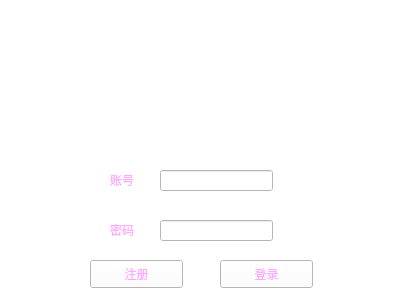
The window that 1232323/widget.ui (sinofp/linpop9102) describes before a commit, drawn with Qt 5.
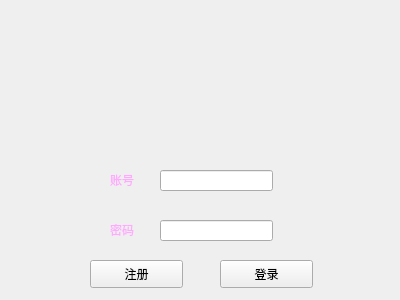
The same window after the commit. Icons and pictures are not drawn.

Patch:
```diff
--- a/1232323/widget.ui
+++ b/1232323/widget.ui
@@ -17,7 +17,7 @@
    <string>qq</string>
   </property>
   <property name="styleSheet">
-   <string notr="true">background-color: rgb(255, 255, 255);</string>
+   <string notr="true"/>
   </property>
   <widget class="QLineEdit" name="lineEdit">
    <property name="geometry">
@@ -70,9 +70,7 @@
     </rect>
    </property>
    <property name="styleSheet">
-    <string notr="true">color: rgb(255, 170, 255);
-background-color: rgb(255, 255, 255);
-</string>
+    <string notr="true"/>
    </property>
    <property name="text">
     <string>登录</string>
@@ -88,8 +86,7 @@
     </rect>
    </property>
    <property name="styleSheet">
-    <string notr="true">background-color: rgb(255, 255, 255);
-color: rgb(255, 170, 255);</string>
+    <string notr="true"/>
    </property>
    <property name="text">
     <string>注册</string>
```
Left out of the diff: 29 changed lines with no effect on the pictures.
